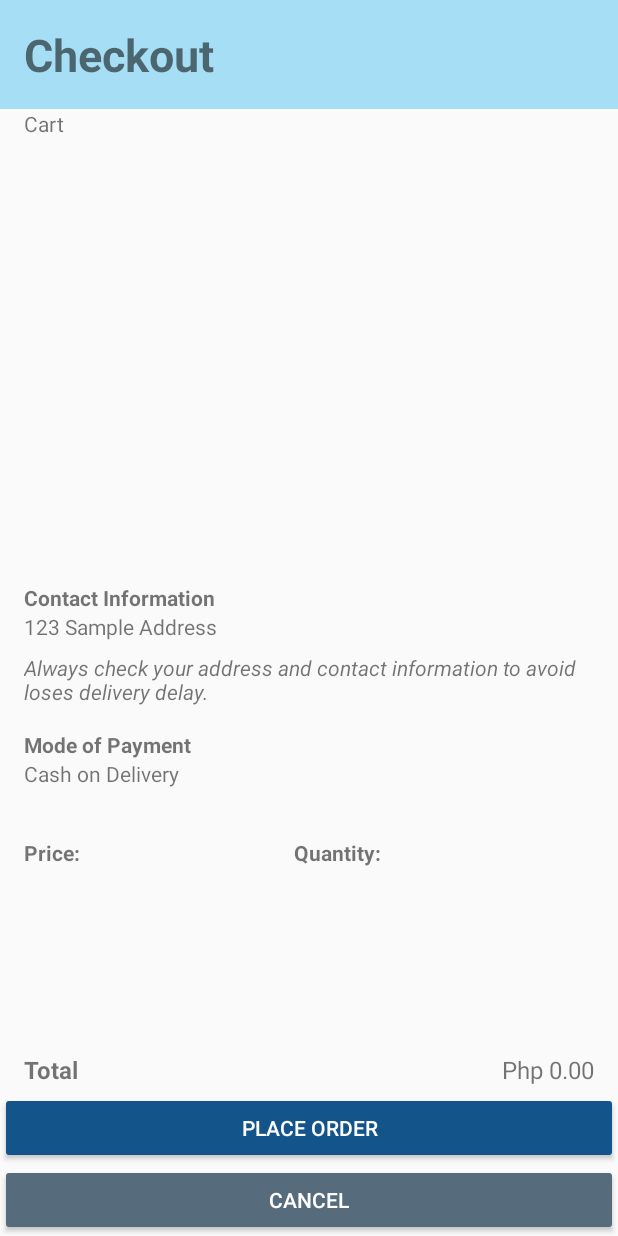
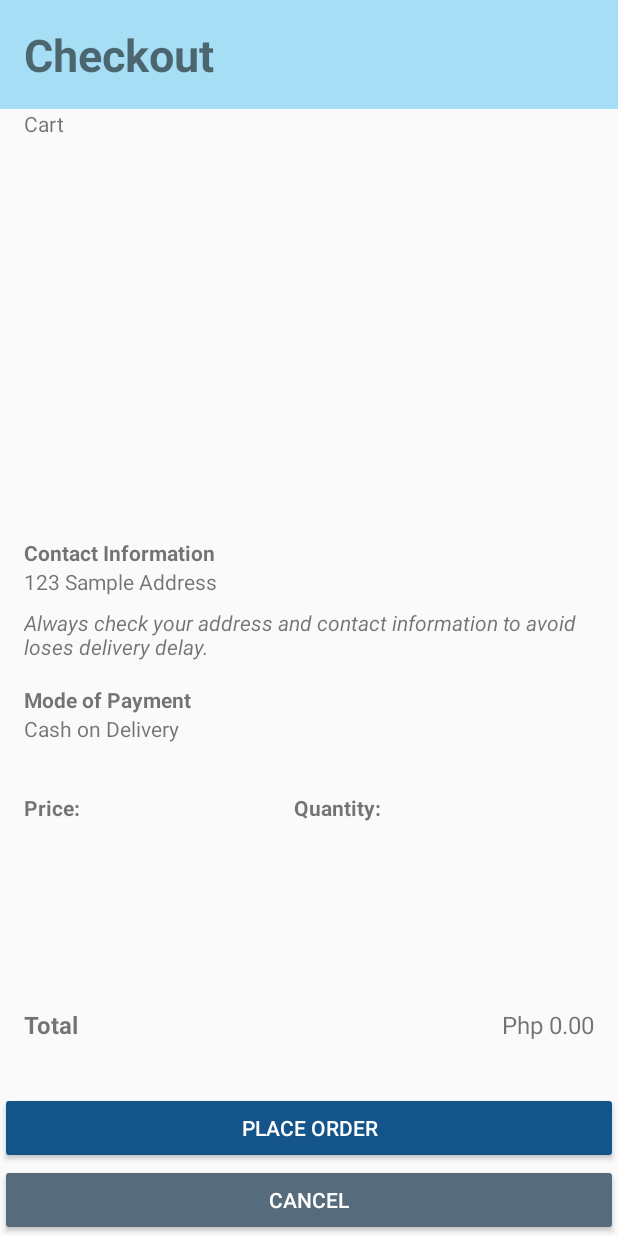
Before and after one commit to TejiApple/Pharmacy3JMobileApp, an Android app: the CheckoutActivity screen opened directly, with no data from a screen before it, on a phone screen of 412 x 824 dp. Run offline under Robolectric (Android 15) with nearby library versions, the phone set to English and light mode, and no system bars; our stand-ins replace Firebase (no records; nobody signed in at launch, a user with empty details on screens opened directly), Picasso; 4 statements that could not run were skipped.

Commit message:
adjusted layout

```diff
--- a/app/src/main/res/layout/activity_checkout.xml
+++ b/app/src/main/res/layout/activity_checkout.xml
@@ -29,7 +29,7 @@
         android:id="@+id/llItemList"
         android:layout_below="@id/clTitle"
         android:layout_width="match_parent"
-        android:layout_height="300dp"
+        android:layout_height="270dp"
         android:orientation="vertical"
         android:paddingStart="16dp"
         android:paddingEnd="16dp">
@@ -104,6 +104,7 @@
     <androidx.constraintlayout.widget.ConstraintLayout
         android:id="@+id/clTransactionDetails"
         android:layout_below="@id/llCustomerInfo"
+        android:layout_above="@id/btnProceedToOrders"
         android:layout_width="match_parent"
         android:layout_height="wrap_content"
         android:padding="16dp">
@@ -141,6 +142,7 @@
             android:id="@+id/tvDiscountName"
             android:layout_width="wrap_content"
             android:layout_height="wrap_content"
+            android:layout_marginTop="4dp"
             android:text="Discount:"
             android:textStyle="bold"
             android:visibility="gone"
@@ -151,6 +153,7 @@
             android:id="@+id/tvDiscountPercent"
             android:layout_width="wrap_content"
             android:layout_height="wrap_content"
+            android:layout_marginTop="4dp"
             android:text="5%"
             android:visibility="gone"
             app:layout_constraintTop_toBottomOf="@id/lvCheckoutItem"
```
